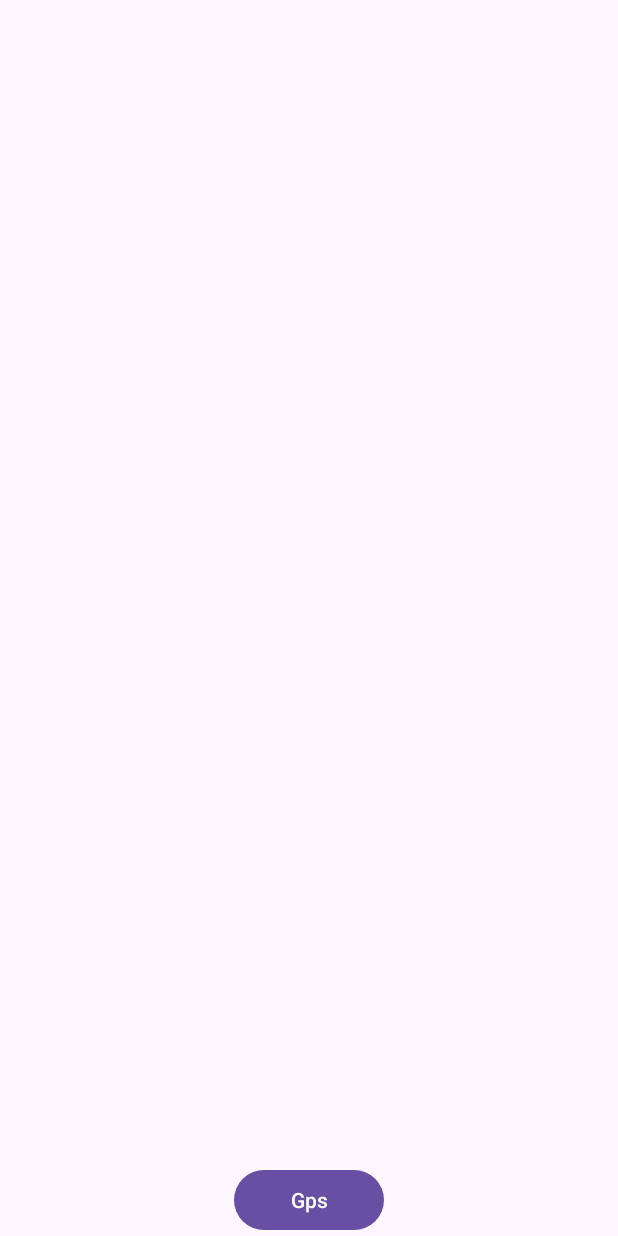
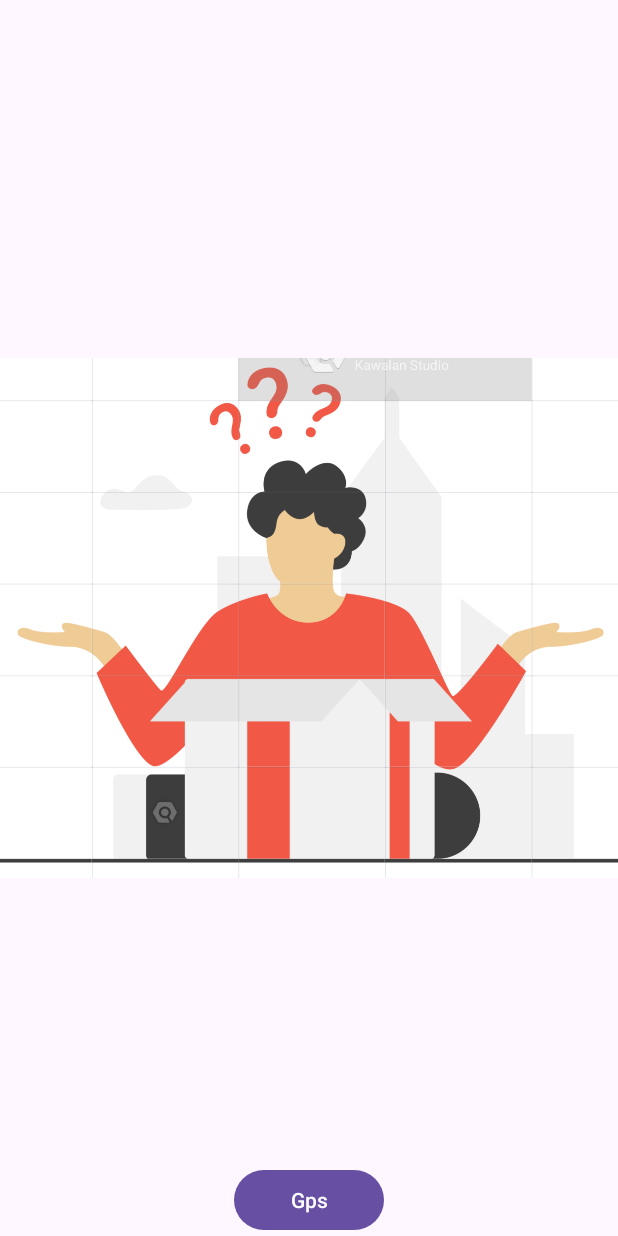
Before and after one commit to NisathAndroid/idfc, an Android app: the layout activity_main.xml on its own in the app's theme, with its tools: preview values and no code run, on a phone screen of 412 x 824 dp. Run offline under Robolectric (Android 15) with nearby library versions, the light colour scheme and no system bars.

Commit message:
location updated

```diff
--- a/app/src/main/res/layout/activity_main.xml
+++ b/app/src/main/res/layout/activity_main.xml
@@ -6,15 +6,28 @@
     android:layout_width="match_parent"
     android:layout_height="match_parent"
     tools:context=".MainActivity">
-
+    <androidx.recyclerview.widget.RecyclerView
+        android:id="@+id/recyclerView"
+        android:visibility="gone"
+        android:layout_width="match_parent"
+        android:layout_height="match_parent"
+        android:scrollbars="vertical"
+        />
 
     <Button
         android:id="@+id/gps_live_data_BTN"
         android:layout_width="100dp"
         android:layout_height="wrap_content"
         android:text="Gps"
+        android:translationZ="90dp"
         app:layout_constraintBottom_toBottomOf="parent"
         app:layout_constraintEnd_toEndOf="parent"
         app:layout_constraintStart_toStartOf="parent"
        />
+    <ImageView
+        android:id="@+id/emptyImage"
+        android:src="@drawable/emptylist"
+        android:visibility="visible"
+        android:layout_width="match_parent"
+        android:layout_height="match_parent"/>
 </androidx.constraintlayout.widget.ConstraintLayout>
```
Also changed, not shown: app/src/main/java/com/test/idfc_demo/DataBaseHelper.kt (added, +70 -0 lines), app/src/main/java/com/test/idfc_demo/LatLanAdapter.kt (added, +37 -0 lines), app/src/main/java/com/test/idfc_demo/LatLanItems.kt (added, +3 -0 lines), app/src/main/java/com/test/idfc_demo/MainActivity.kt (+52 -5 lines), app/src/main/res/layout/lat_and_lan_item.xml (added, +56 -0 lines), app/src/main/res/drawable/emptylist.png (added).
